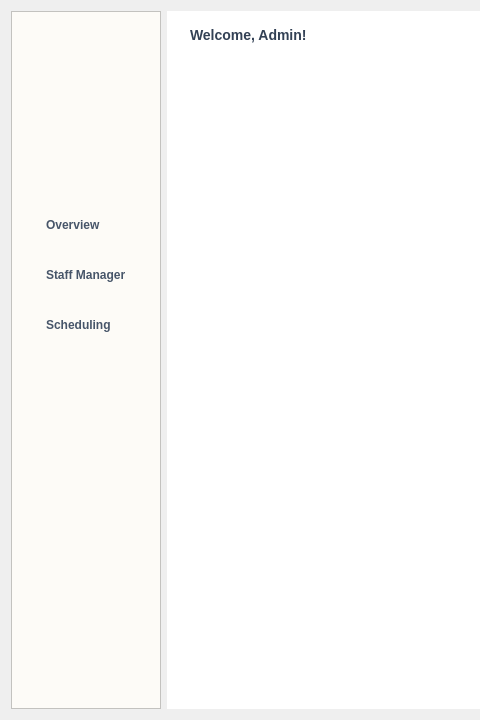
Old version of the form adminwindow.ui in the repository Ankit-Sigdel/AXON_HMS; both pictures show x 0 to 480 and y 0 to 720 of the 1280 by 720 pixel window.
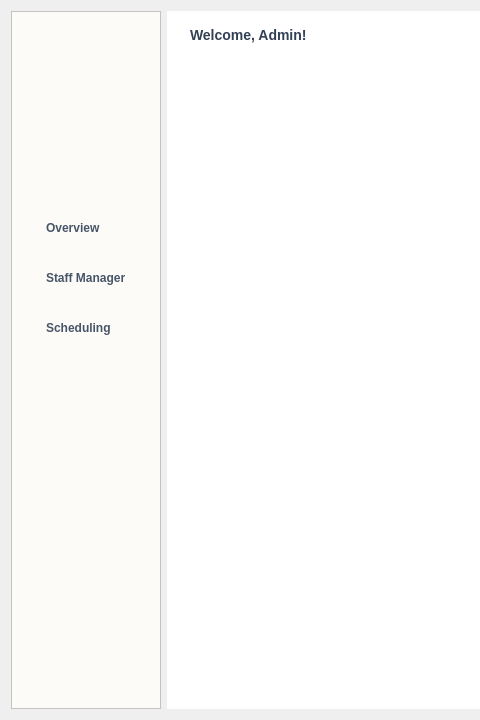
New version of the form. Icons and pictures are not drawn.

Commit message: Phase 1: Added image

```diff
--- a/adminwindow.ui
+++ b/adminwindow.ui
@@ -137,7 +137,7 @@
         <property name="sizeHint" stdset="0">
          <size>
           <width>20</width>
-          <height>352</height>
+          <height>349</height>
          </size>
         </property>
        </spacer>
```
Left out of the diff: 2 changed lines with no effect on the pictures. The commit also changes 2 other files.
